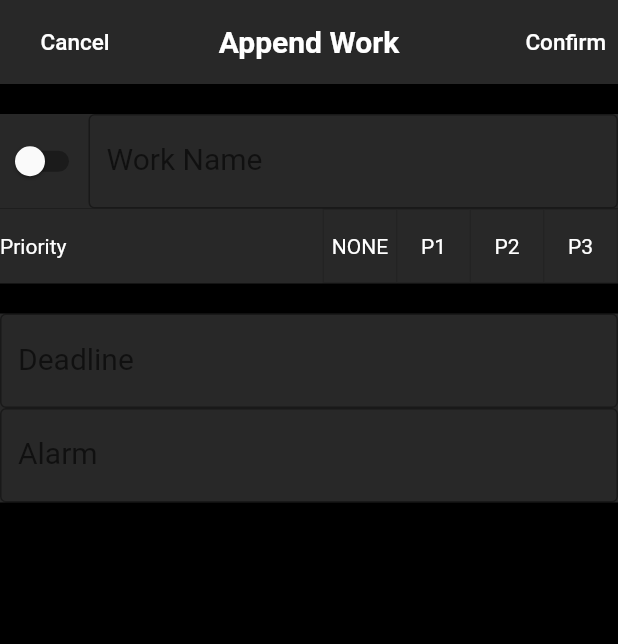
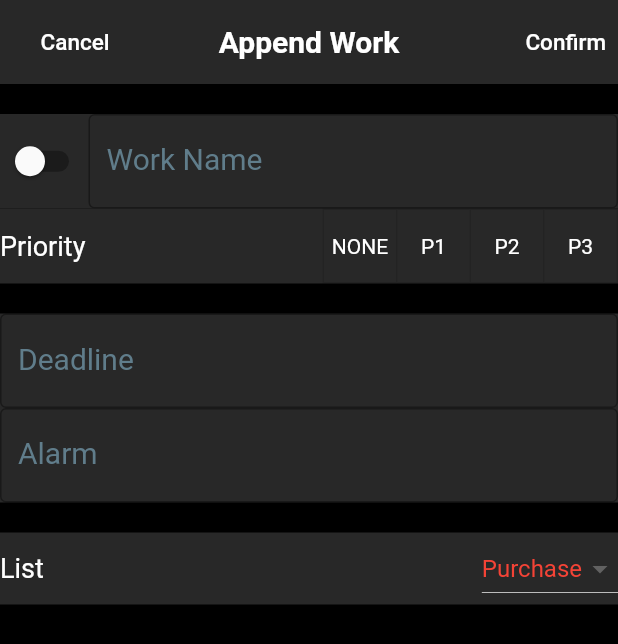
Before and after one commit to Sihwan-Kim/todo_flutter, a Flutter app: the AppendList screen opened directly, on a phone screen of 412 x 824 dp. Shown: the top 644 px of the screen. Run offline on Flutter 3.47's test engine with Material 2 defaults, Android fonts, the phone set to English and light mode, and no system bars; our stand-ins replace sqflite; accounts and stored records are empty.

Commit message:
Version 1.0.0.0.7

```diff
--- a/lib/addwork.dart
+++ b/lib/addwork.dart
@@ -5,7 +5,6 @@ import 'package:intl/intl.dart';
 class AppendList extends StatelessWidget
 {
   AppendList({super.key});
-  bool _isChecked = false ;
 
   @override
 	Widget build(BuildContext context)
@@ -38,19 +37,46 @@ class AppendList extends StatelessWidget
       (
         children:
         [
-          Container
+          const EditWorkName(),
+          const PrioritySelect(),
+          Container(margin: const EdgeInsets.only(top:20.0),),
+          const EditBox(label: 'Deadline'),
+          const EditBox(label: 'Alarm'),
+          const WorkListSelect(),
+        ],
+      ),
+      backgroundColor: Colors.black,
+    );
+  }
+}
+//----------------------------------------------------------------------------
+class EditWorkName extends StatefulWidget
+{
+  const EditWorkName({super.key});
+
+  @override
+  State<EditWorkName> createState() => _EditWorkName();
+}
+//----------------------------------------------------------------------------
+class _EditWorkName extends State<EditWorkName>
+{
+  bool _isChecked = false ;
+
+  @override
+	Widget build(BuildContext context)
+	{
+		return Container
     (
       margin: const EdgeInsets.only(top:20.0),
       color: const Color.fromARGB(255, 40, 40, 40),
       child: Row
       (
-              mainAxisAlignment: MainAxisAlignment.spaceBetween,
         children :
         [
           Switch
           (
             value: _isChecked,
-                  onChanged: (value) { },
+            onChanged: (value) { setState(() {_isChecked = value ;}); },
           ),
           Flexible
           (
@@ -61,19 +87,12 @@ class AppendList extends StatelessWidget
               (
                 border: OutlineInputBorder(),
                 labelText: 'Work Name' ,
+                labelStyle: TextStyle(color: Colors.blueGrey ),
               ),
             ),
           ),
         ],
       ),
-          ),
-          const PrioritySelect(),
-          Container(margin: const EdgeInsets.only(top:20.0),),
-          const EditBox(label: 'Deadline'),
-          const EditBox(label: 'Alarm'),
-        ],
-      ),
-      backgroundColor: Colors.black,
     );
   }
 }
@@ -154,7 +173,8 @@ class _EditBox extends State<EditBox>
         decoration: InputDecoration
         (
           border: const OutlineInputBorder(),
-          labelText: widget.label ,
+          labelText: widget.label,
+          labelStyle: const TextStyle(color: Colors.blueGrey),
         ),
       ),
     );
@@ -184,7 +204,7 @@ class _PrioritySelect extends State<PrioritySelect>
 				mainAxisAlignment: MainAxisAlignment.spaceBetween,
 				children:
 				[
-					const Text('Priority', style: TextStyle(color: Colors.white), ),
+					const Text('Priority', style: TextStyle(color: Colors.white, fontSize: 18), ),
 					ToggleButtons
 					(
 						onPressed: (int index) { setState(() { _selections.fillRange(0, 4, false) ; _selections[index] = true;}); },
@@ -203,3 +223,47 @@ class _PrioritySelect extends State<PrioritySelect>
 	}
 }
 //----------------------------------------------------------------------------
+class WorkListSelect extends StatefulWidget
+{
+  const WorkListSelect({super.key});
+
+  @override
+  State<WorkListSelect> createState() => _WorkListSelect();
+}
+//----------------------------------------------------------------------------
+class _WorkListSelect extends State<WorkListSelect>
+{
+  List<String> dropdownList = ['Purchase', 'My Work'];
+  String selectedDropdown = 'Purchase';
+
+	@override
+	Widget build(BuildContext context)
+  {
+    return Container
+		(
+      margin: const EdgeInsets.only(top:20.0),
+			color: const Color.fromARGB(255, 40, 40, 40),
+      child: Row
+      (
+        mainAxisAlignment: MainAxisAlignment.spaceBetween,
+        children:
+        [
+          const Text('List', style: TextStyle(color: Colors.white, fontSize: 18),),
+          DropdownButton
+          (
+            value: selectedDropdown,
+            items: dropdownList.map
+            (
+              (String item)
+              {
+                return DropdownMenuItem<String>(child: Text('$item', style: TextStyle(color: Colors.red),), value: item,);
+              }
+            ).toList(),
+            onChanged: (dynamic value) { setState(() { selectedDropdown = value;});},
+          ),
+        ]
+      )
+    );
+  }
+}
+//----------------------------------------------------------------------------
```
Lines whose indentation alone changed are shown as unchanged.
